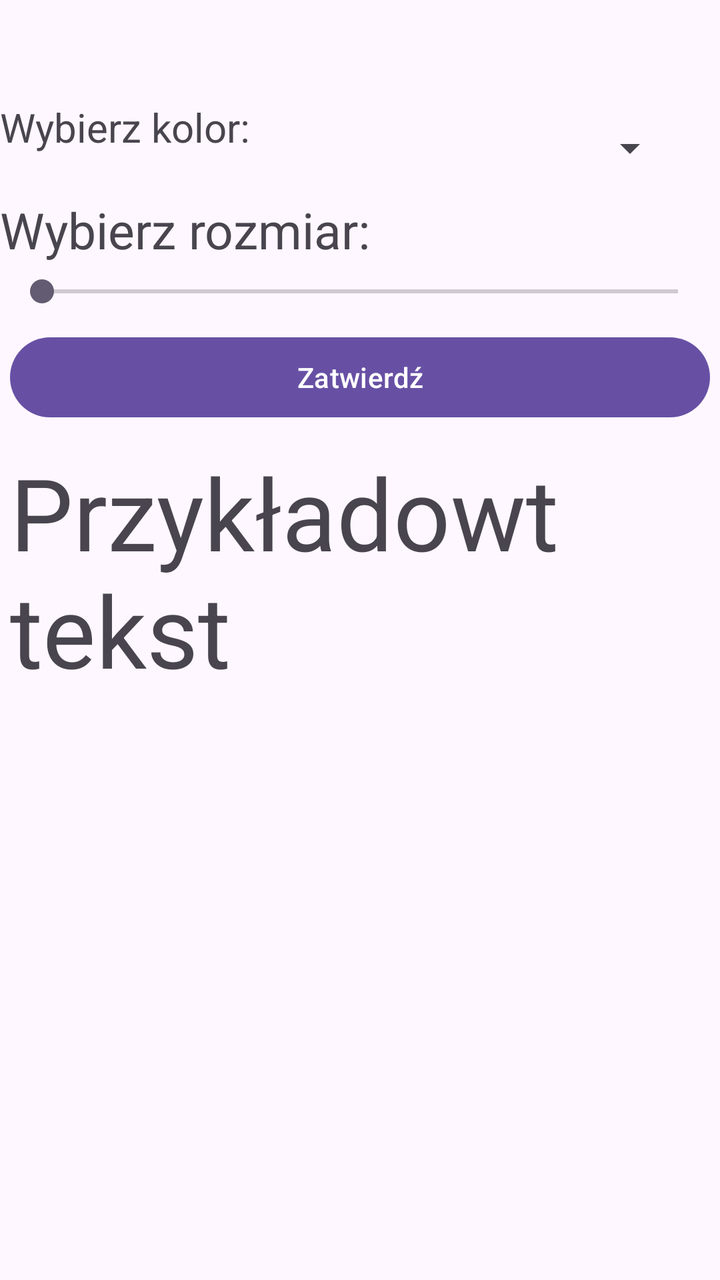
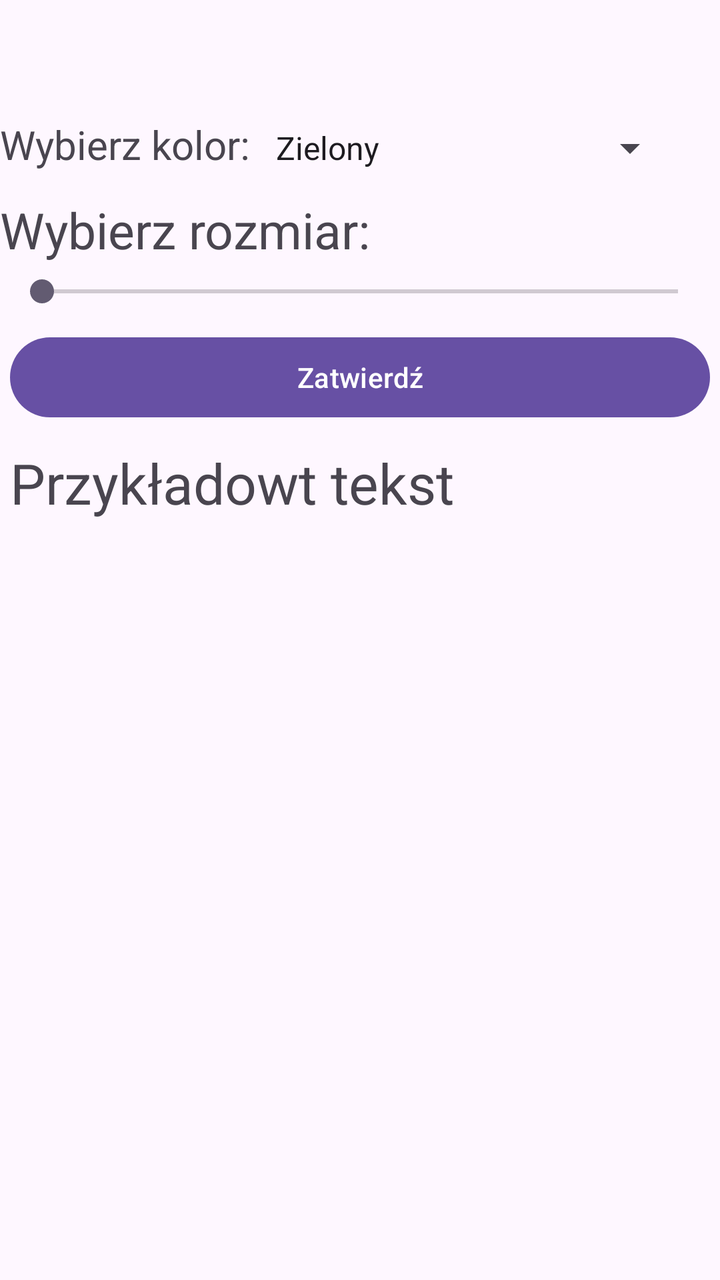

Before-and-after screenshots of an Android layout around one commit, followed by the original layout XML and the change that was made.
<!-- AndroidManifest.xml: application theme Theme.MyApplication -->
<!-- res/layout/activity_main.xml -->
<?xml version="1.0" encoding="utf-8"?>
<LinearLayout xmlns:android="http://schemas.android.com/apk/res/android"
    xmlns:app="http://schemas.android.com/apk/res-auto"
    xmlns:tools="http://schemas.android.com/tools"
    android:id="@+id/main"
    android:layout_width="match_parent"
    android:layout_height="match_parent"
    android:orientation="vertical"
    android:layout_gravity="center"
    android:layout_margin="5dp"
    tools:context=".MainActivity">

    <LinearLayout
        android:layout_width="match_parent"
        android:layout_height="48dp"
        android:layout_marginTop="50dp"
        android:orientation="horizontal">

        <TextView
            android:layout_width="wrap_content"
            android:layout_height="wrap_content"
            android:text="Wybierz kolor: "
            android:textSize="20dp" />

        <Spinner
            android:id="@+id/spinner"
            android:layout_width="209dp"
            android:layout_height="match_parent" />

    </LinearLayout>

    <TextView
        android:id="@+id/textView"
        android:layout_width="match_parent"
        android:layout_height="wrap_content"
        android:textSize="25dp"
        android:text="Wybierz rozmiar:" />

    <SeekBar
        android:id="@+id/seekBar"
        android:layout_width="match_parent"
        android:min="16"
        android:max="40"
        android:layout_margin="5dp"
        android:layout_marginBottom="15dp"
        android:layout_height="wrap_content" />

    <Button
        android:id="@+id/button"
        android:layout_width="match_parent"
        android:layout_height="wrap_content"
        android:layout_margin="5dp"
        android:layout_marginBottom="15dp"
        android:layout_marginLeft="30dp"
        android:layout_marginRight="30dp"
        android:text="Zatwierdź" />

    <TextView
        android:id="@+id/textView2"
        android:layout_width="match_parent"
        android:layout_height="wrap_content"
        android:layout_margin="5dp"
        android:layout_marginBottom="15dp"
        android:textSize="50dp"
        android:text="Przykładowt tekst" />

</LinearLayout>
<!-- resources referenced by this layout -->
<resources>
  <style name="Theme.MyApplication" parent="Base.Theme.MyApplication" />
  <style name="Base.Theme.MyApplication" parent="Theme.Material3.DayNight.NoActionBar">
          
          
      </style>
</resources>

<!-- the commit's change to res/layout/activity_main.xml (unified diff, before → after) -->
@@ -25,6 +25,7 @@
         <Spinner
             android:id="@+id/spinner"
             android:layout_width="209dp"
+            android:entries="@array/kolory"
             android:layout_height="match_parent" />
 
     </LinearLayout>
@@ -61,7 +62,7 @@
         android:layout_height="wrap_content"
         android:layout_margin="5dp"
         android:layout_marginBottom="15dp"
-        android:textSize="50dp"
+        android:textSize="28dp"
         android:text="Przykładowt tekst" />
 
 </LinearLayout>
<!-- resource entries referenced after the edit -->
@@ -1,5 +1,9 @@
 <!-- resources referenced by this layout -->
 <resources>
+  <string-array name="kolory">
+          <item> Zielony </item>
+          <item> Niebieski </item>
+      </string-array>
   <style name="Theme.MyApplication" parent="Base.Theme.MyApplication" />
   <style name="Base.Theme.MyApplication" parent="Theme.Material3.DayNight.NoActionBar">
           
